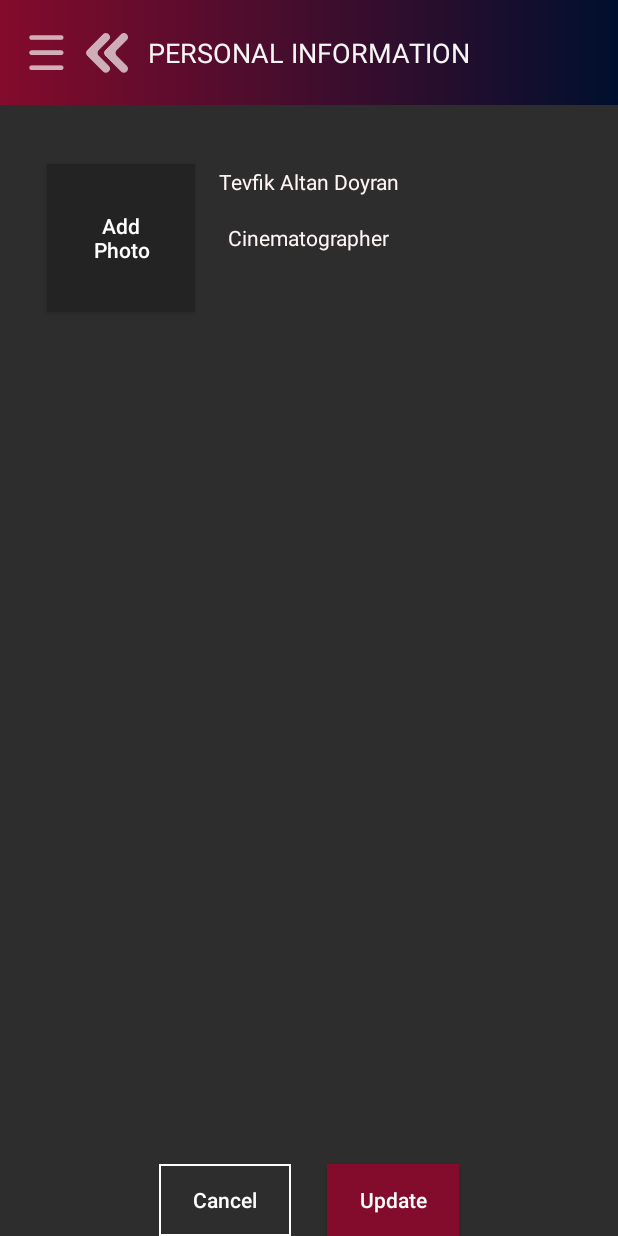
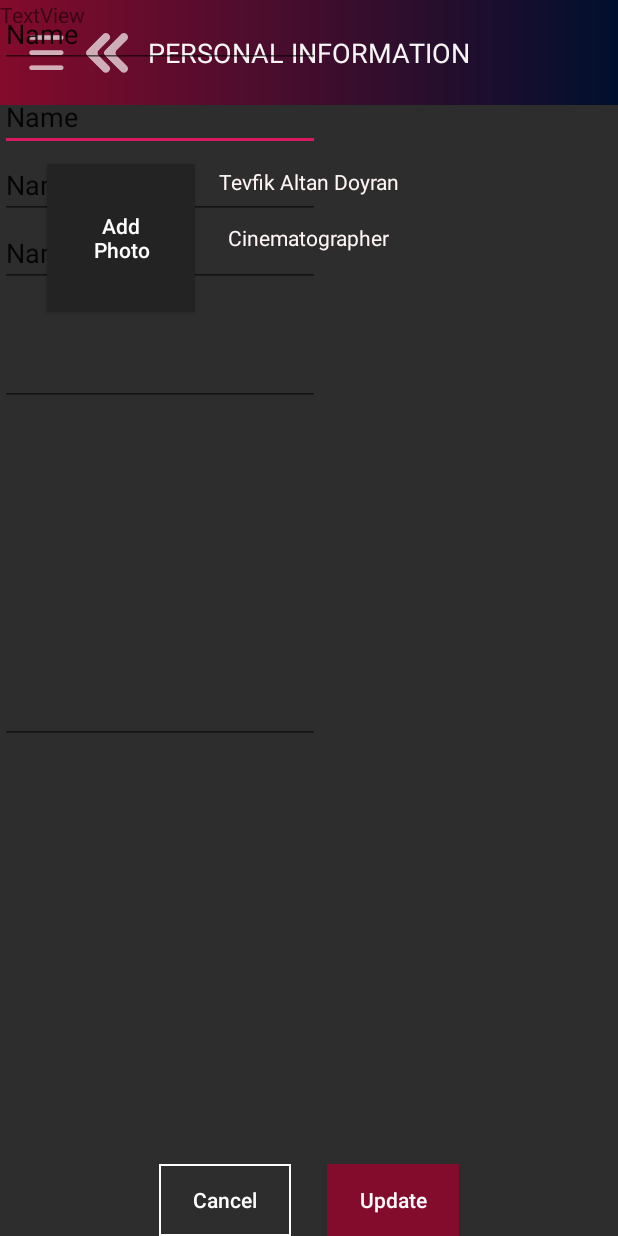
Before and after one commit to bonellia/MacroRecApp, an Android app: the PersonalInformation screen opened directly, with no data from a screen before it, on a phone screen of 412 x 824 dp. Run offline under Robolectric (Android 15) with nearby library versions, the phone set to English and light mode, and no system bars.

Commit message:
Update personal informatiın layout.

```diff
--- a/app/src/main/res/layout/activity_personal_information.xml
+++ b/app/src/main/res/layout/activity_personal_information.xml
@@ -42,27 +42,29 @@
         android:layout_width="wrap_content"
         android:layout_height="wrap_content"
         android:clickable="true"
+        android:contentDescription="@string/back_button_cd"
         android:focusable="true"
         android:onClick="goBack"
-        app:srcCompat="@drawable/back_ico"
         app:layout_constraintBottom_toTopOf="@+id/top_gradient"
         app:layout_constraintEnd_toEndOf="@+id/top_gradient"
         app:layout_constraintHorizontal_bias="0.15"
         app:layout_constraintStart_toStartOf="@+id/top_gradient"
         app:layout_constraintTop_toBottomOf="@+id/top_gradient"
-        app:layout_constraintVertical_bias="0.5" />
+        app:layout_constraintVertical_bias="0.5"
+        app:srcCompat="@drawable/back_ico" />
 
     <ImageView
         android:id="@+id/hamburger"
         android:layout_width="wrap_content"
         android:layout_height="wrap_content"
-        app:srcCompat="@drawable/side_menu_button"
+        android:contentDescription="@string/hamburger_cd"
         app:layout_constraintBottom_toTopOf="@+id/top_gradient"
         app:layout_constraintEnd_toEndOf="@+id/top_gradient"
         app:layout_constraintHorizontal_bias="0.05"
         app:layout_constraintStart_toStartOf="@+id/top_gradient"
         app:layout_constraintTop_toBottomOf="@+id/top_gradient"
-        app:layout_constraintVertical_bias="0.5" />
+        app:layout_constraintVertical_bias="0.5"
+        app:srcCompat="@drawable/side_menu_button" />
 
 
     <Button
@@ -164,4 +166,126 @@
         android:orientation="vertical"
         app:layout_constraintGuide_percent="0.5" />
 
+    <TextView
+        android:id="@+id/textView2"
+        android:layout_width="wrap_content"
+        android:layout_height="wrap_content"
+        android:layout_marginEnd="8dp"
+        android:layout_marginRight="8dp"
+        android:text="TextView"
+        app:layout_constraintBaseline_toBaselineOf="@+id/editText3"
+        app:layout_constraintEnd_toStartOf="@+id/editText3" />
+
+    <TextView
+        android:id="@+id/textView3"
+        android:layout_width="wrap_content"
+        android:layout_height="wrap_content"
+        android:layout_marginEnd="8dp"
+        android:layout_marginRight="8dp"
+        android:text="TextView"
+        app:layout_constraintBaseline_toBaselineOf="@+id/editText4"
+        app:layout_constraintEnd_toStartOf="@+id/editText4" />
+
+    <TextView
+        android:id="@+id/textView4"
+        android:layout_width="wrap_content"
+        android:layout_height="wrap_content"
+        android:text="TextView"
+        tools:layout_editor_absoluteX="89dp"
+        tools:layout_editor_absoluteY="574dp" />
+
+    <TextView
+        android:id="@+id/textView5"
+        android:layout_width="wrap_content"
+        android:layout_height="wrap_content"
+        android:layout_marginEnd="8dp"
+        android:layout_marginRight="8dp"
+        android:text="TextView"
+        app:layout_constraintEnd_toStartOf="@+id/editText5"
+        tools:layout_editor_absoluteY="396dp" />
+
+    <TextView
+        android:id="@+id/textView6"
+        android:layout_width="wrap_content"
+        android:layout_height="wrap_content"
+        android:layout_marginEnd="8dp"
+        android:layout_marginRight="8dp"
+        android:text="TextView"
+        app:layout_constraintEnd_toStartOf="@+id/editText6"
+        tools:layout_editor_absoluteY="466dp" />
+
+    <TextView
+        android:id="@+id/textView7"
+        android:layout_width="wrap_content"
+        android:layout_height="wrap_content"
+        android:layout_marginEnd="8dp"
+        android:layout_marginRight="8dp"
+        android:text="TextView"
+        app:layout_constraintEnd_toStartOf="@+id/editText7"
+        tools:layout_editor_absoluteY="547dp" />
+
+    <EditText
+        android:id="@+id/editText3"
+        android:layout_width="wrap_content"
+        android:layout_height="wrap_content"
+        android:ems="10"
+        android:inputType="textPersonName"
+        android:text="Name"
+        app:layout_constraintBottom_toTopOf="@+id/editText4"
+        app:layout_constraintTop_toBottomOf="@+id/h_guideline2"
+        tools:layout_editor_absoluteX="157dp" />
+
+    <EditText
+        android:id="@+id/editText4"
+        android:layout_width="wrap_content"
+        android:layout_height="wrap_content"
+        android:ems="10"
+        android:inputType="textPersonName"
+        android:text="Name"
+        app:layout_constraintBottom_toTopOf="@+id/editText5"
+        app:layout_constraintTop_toBottomOf="@+id/editText3"
+        tools:layout_editor_absoluteX="156dp" />
+
+    <EditText
+        android:id="@+id/editText5"
+        android:layout_width="wrap_content"
+        android:layout_height="wrap_content"
+        android:ems="10"
+        android:inputType="textPersonName"
+        android:text="Name"
+        app:layout_constraintBottom_toTopOf="@+id/editText8"
+        app:layout_constraintTop_toBottomOf="@+id/editText4"
+        tools:layout_editor_absoluteX="157dp" />
+
+    <EditText
+        android:id="@+id/editText6"
+        android:layout_width="wrap_content"
+        android:layout_height="wrap_content"
+        android:ems="10"
+        android:inputType="textPassword"
+        app:layout_constraintBottom_toTopOf="@+id/editText7"
+        app:layout_constraintTop_toBottomOf="@+id/editText8"
+        tools:layout_editor_absoluteX="155dp" />
+
+    <EditText
+        android:id="@+id/editText7"
+        android:layout_width="wrap_content"
+        android:layout_height="wrap_content"
+        android:ems="10"
+        android:inputType="phone"
+        app:layout_constraintBottom_toTopOf="@+id/h_guideline3"
+        app:layout_constraintTop_toBottomOf="@+id/editText6"
+        tools:layout_editor_absoluteX="150dp" />
+
+    <EditText
+        android:id="@+id/editText8"
+        android:layout_width="wrap_content"
+        android:layout_height="wrap_content"
+        android:ems="10"
+        android:inputType="textPersonName"
+        android:text="Name"
+        tools:layout_editor_absoluteX="155dp"
+        tools:layout_editor_absoluteY="420dp" />
+
+
 </androidx.constraintlayout.widget.ConstraintLayout>
--- a/app/src/main/res/values/strings.xml
+++ b/app/src/main/res/values/strings.xml
@@ -170,6 +170,8 @@
     <string name="action_settings">Settings</string>
     <string name="update">Update</string>
     <string name="proceed">Proceed</string>
+    <string name="hamburger_cd">A button that opens navigation drawer.</string>
+    <string name="back_button_cd">A button that goes back.</string>
 
 
 </resources>
```
Also changed, not shown: 2 other files.
